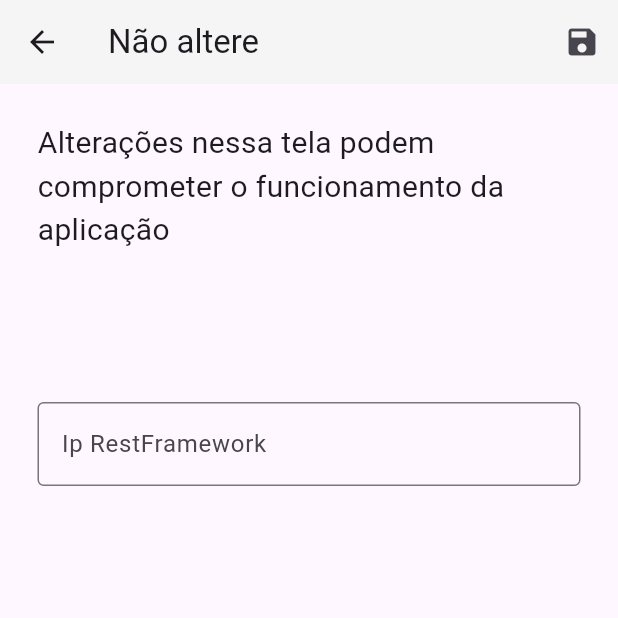
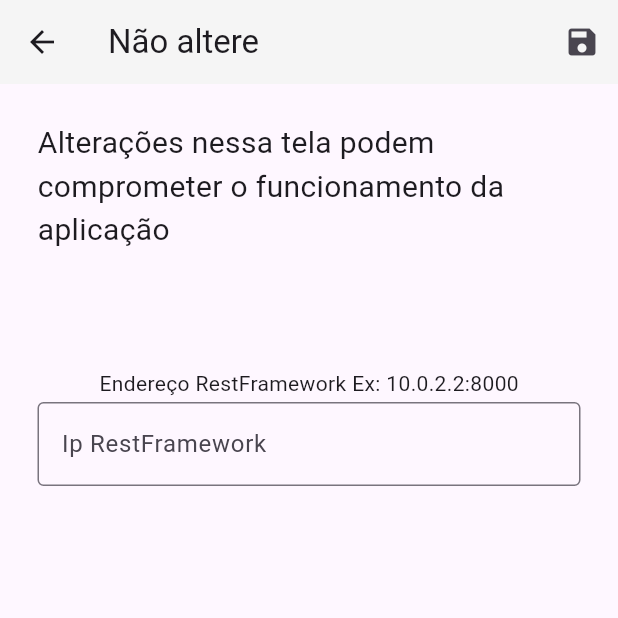
Before and after one commit to RafaelOuverney/stein_android, a Flutter app: the Rq screen opened directly, on a phone screen of 412 x 824 dp, the top half of it. Run offline on Flutter 3.47's test engine with Material 2 defaults, Android fonts, the phone set to English and light mode, and no system bars; our stand-ins replace google_fonts.

Commit message:
modified:   lib/login.dart 	modified:   lib/main.dart 	modified:   lib/req.dart 	modified:   lib/requisicao.dart

```diff
--- a/lib/req.dart
+++ b/lib/req.dart
@@ -69,8 +69,14 @@ class _RqState extends State<Rq> {
               ),
             ),
           ),
-          SizedBox(
-            height: 100,
+          const SizedBox(
+            height: 75,
+          ),
+          const SizedBox(
+            height: 25,
+            child: Center(
+              child: Text('Endereço RestFramework Ex: 10.0.2.2:8000'),
+            ),
           ),
           Form(
             key: formkey,
```
Also changed, not shown: lib/login.dart (+13 -12 lines), lib/main.dart (+0 -8 lines), lib/requisicao.dart (+27 -4 lines).
